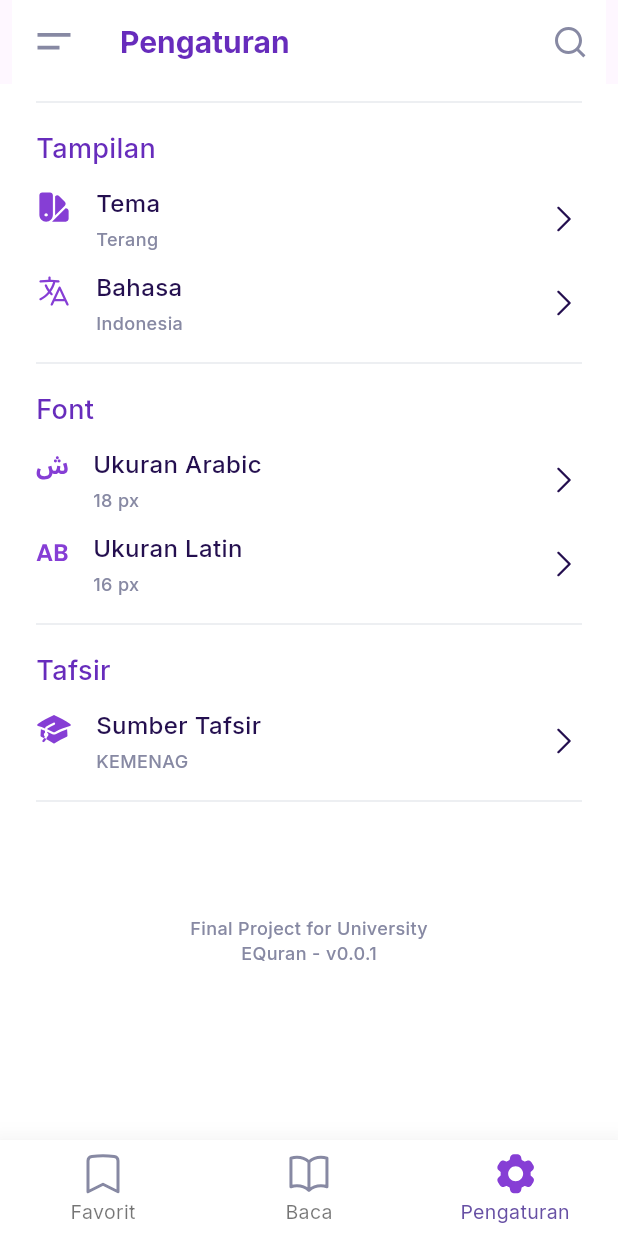
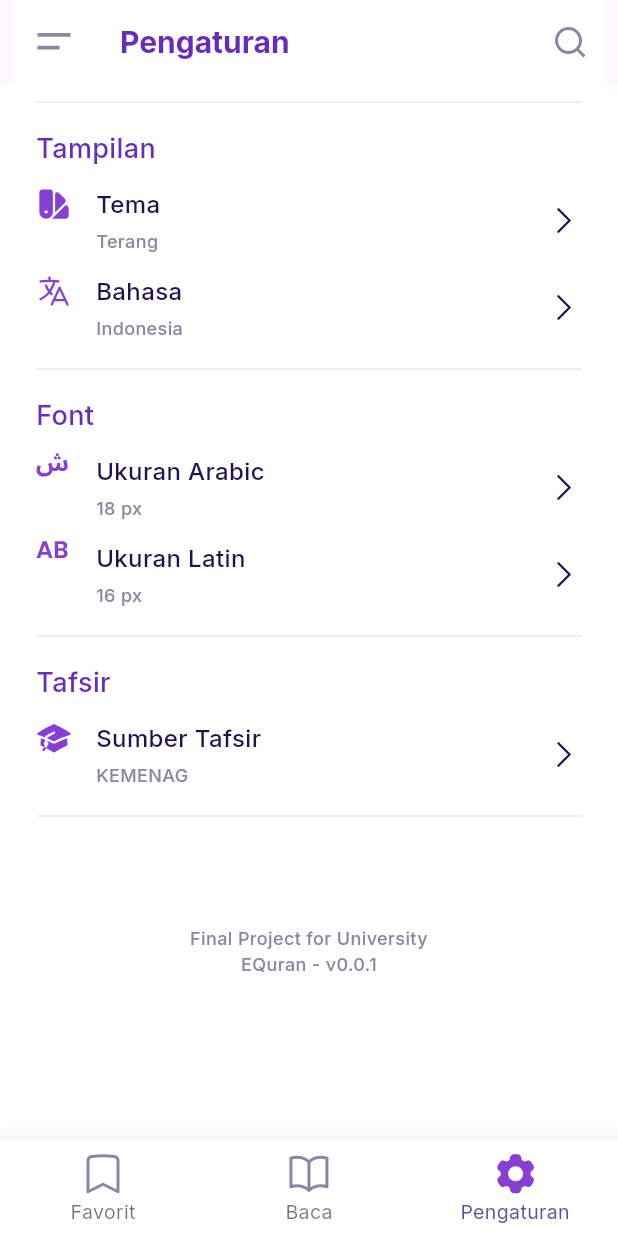
Before and after one commit to moktavizen/uni, a Flutter app: the screen it shows after launch, item 3 of the bottom bar chosen, on a phone screen of 412 x 824 dp. Run offline on Flutter 3.47's test engine with Material 3 defaults, Android fonts, the phone set to English and light mode, and no system bars; our stand-ins replace flutter_riverpod, flutter_svg, google_fonts, just_audio, riverpod_annotation, share_plus; generated files the repository leaves out were written again.

Commit message:
adjust spacing

```diff
--- a/d3/pa/equran/lib/screens/ayah_list_screen.dart
+++ b/d3/pa/equran/lib/screens/ayah_list_screen.dart
@@ -51,13 +51,13 @@ class AyahListScreen extends ConsumerWidget {
                     subtitle: subtitle,
                     caption: caption,
                   ),
-                  const SizedBox(height: 24),
+                  const SizedBox(height: 36),
                 ],
               ),
             )
           ],
-          body: ListView.builder(
-            padding: const EdgeInsets.only(bottom: 12),
+          body: ListView.separated(
+            padding: const EdgeInsets.only(bottom: 24),
             itemBuilder: (context, index) {
               Ayah ayah = ayahList.elementAt(index);
 
@@ -66,6 +66,7 @@ class AyahListScreen extends ConsumerWidget {
                 selectedButtonState: selectedButtonState,
               );
             },
+            separatorBuilder: (context, index) => const SizedBox(height: 24),
             itemCount: ayahList.length,
           ),
         ),
--- a/d3/pa/equran/lib/screens/setting_screen.dart
+++ b/d3/pa/equran/lib/screens/setting_screen.dart
@@ -63,20 +63,17 @@ class _AppVer extends StatelessWidget {
 
   @override
   Widget build(BuildContext context) {
-    return Center(
+    return SizedBox(
+      height: 156,
+      width: double.infinity,
+      child: Center(
         child: Column(
+          mainAxisSize: MainAxisSize.min,
           children: [
-          const SizedBox(height: 64),
             Text(
-            'Final Project for University',
-            style: GoogleFonts.inter(
-              fontWeight: FontWeight.w500,
-              fontSize: 12,
-              color: onSurfaceVar,
-            ),
-          ),
-          Text(
+              'Final Project for University\n'
               'EQuran - v0.0.1',
+              textAlign: TextAlign.center,
               style: GoogleFonts.inter(
                 fontWeight: FontWeight.w500,
                 fontSize: 12,
@@ -84,6 +81,7 @@ class _AppVer extends StatelessWidget {
               ),
             ),
           ],
+        ),
       ),
     );
   }
@@ -131,13 +129,14 @@ class _SettingsListTile extends StatelessWidget {
         padding: const EdgeInsets.symmetric(vertical: 6),
         child: Row(
           children: [
-            Column(
-              children: [
-                leadingIcon,
-                const SizedBox(height: 16),
-              ],
+            SizedBox(
+              width: 40,
+              height: 46,
+              child: Align(
+                alignment: Alignment.topLeft,
+                child: leadingIcon,
               ),
-            const SizedBox(width: 16),
+            ),
             Column(
               crossAxisAlignment: CrossAxisAlignment.start,
               children: [
```
Lines whose indentation alone changed are shown as unchanged.
